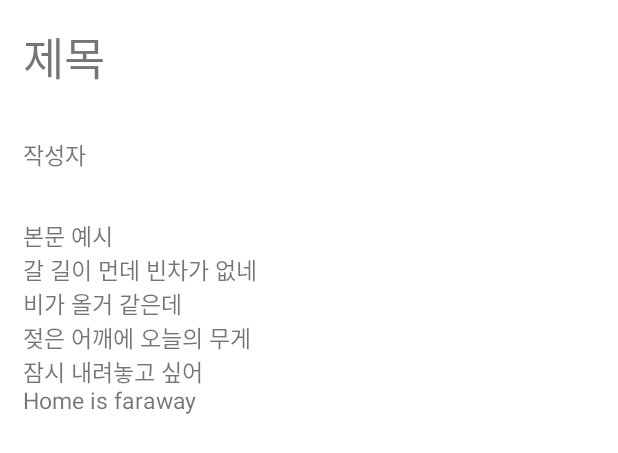
After one commit to NaudhizFehu/07_project_dev4, an Android app: the layout fragment_read.xml on its own in the app's theme, with its tools: preview values and no code run, on a phone screen of 412 x 824 dp. The commit adds this screen. Shown: the top 453 px of the screen. Run offline under Robolectric (Android 15) with nearby library versions, the phone set to English and light mode, and no system bars.

Commit message:
게시글읽기 기능 및 뷰 구현 AritcleRepository.java / ArticleService.java -> 코드 추가 ReadFragment.java / ReadViewModel.java / fragment_read.xml -> 생성하여 작성 ListViewModel.java / LoginFragment.java / ArticleVO.java -> 테스트 코드 추가 또는 코드 수정

```diff
--- a/client/app/src/main/java/com/dev04/client/repository/ArticleService.java
+++ b/client/app/src/main/java/com/dev04/client/repository/ArticleService.java
@@ -1,6 +1,7 @@
 package com.dev04.client.repository;
 
 
+import com.dev04.client.viewObject.ArticleVO;
 import com.dev04.client.viewObject.LoginInput;
 import com.dev04.client.viewObject.MemberVO;
 
@@ -13,8 +14,8 @@ public interface ArticleService {
 //    @GET("member")
 //    Call<List<Member>> getAllMembers();
 //
-//    @POST("member/login")
-//    Call<MemberVO> loginMember(@Body LoginInput loginInput);
+    @POST("readArticle")
+    Call<ArticleVO> readArticle(@Body ArticleVO articleVO);
 //
 //    @Multipart
 //    @POST("member/sign-up")
--- a/client/app/src/main/java/com/dev04/client/ui/list/ListViewModel.java
+++ b/client/app/src/main/java/com/dev04/client/ui/list/ListViewModel.java
@@ -10,7 +10,7 @@ import java.util.List;
 
 public class ListViewModel extends ViewModel {
 
-    private ArticleRepository repository;
+    private final ArticleRepository repository;
 
     private MutableLiveData<List<ArticleVO>> articleList;
 
--- a/client/app/src/main/java/com/dev04/client/ui/login/LoginFragment.java
+++ b/client/app/src/main/java/com/dev04/client/ui/login/LoginFragment.java
@@ -19,6 +19,7 @@ import com.dev04.client.R;
 import com.dev04.client.ViewModelFactory;
 import com.dev04.client.databinding.FragmentLoginBinding;
 import com.dev04.client.ui.join.JoinFragment;
+import com.dev04.client.ui.read.ReadFragment;
 import com.dev04.client.viewObject.LoginAccount;
 import com.dev04.client.viewObject.MemberVO;
 
@@ -77,8 +78,8 @@ public class LoginFragment extends Fragment {
                             Toast.makeText(requireActivity().getApplicationContext().getApplicationContext(), String.format("%s 회원님, 환영합니다.", memberVO.getName()), Toast.LENGTH_SHORT).show();
                         }
 
-                        // 멤버 목록 화면으로 전환
-//                        ((MainActivity) requireActivity()).navigateTo(new MemberListFragment(), false);
+                        // 로그인시 화면 전환
+                        ((MainActivity) requireActivity()).navigateTo(new ReadFragment(), false);
                     } else if (requireActivity() != null) {
                         Toast.makeText(requireActivity().getApplicationContext(), "회원가입을 해주세요.", Toast.LENGTH_SHORT).show();
                     }
--- /dev/null
+++ b/client/app/src/main/res/layout/fragment_read.xml
@@ -0,0 +1,51 @@
+<?xml version="1.0" encoding="utf-8"?>
+<layout xmlns:android="http://schemas.android.com/apk/res/android"
+    xmlns:tools="http://schemas.android.com/tools"
+    xmlns:app="http://schemas.android.com/apk/res-auto">
+
+    <data>
+        <variable
+            name="article"
+            type="com.dev04.client.viewObject.ArticleVO" />
+    </data>
+
+    <LinearLayout
+        android:layout_width="match_parent"
+        android:layout_height="match_parent"
+        android:orientation="vertical">
+
+        <TextView
+            android:layout_width="match_parent"
+            android:layout_height="wrap_content"
+            android:id="@+id/title"
+            android:padding="15dp"
+            android:text="@{article.title}"
+            tools:text="제목"
+            android:textSize="30dp" />
+
+        <TextView
+            android:layout_width="match_parent"
+            android:layout_height="wrap_content"
+            android:id="@+id/writerName"
+            android:padding="15dp"
+            android:text="@{article.writerName}"
+            tools:text="작성자"
+            android:textSize="15dp" />
+
+        <TextView
+            android:layout_width="match_parent"
+            android:layout_height="wrap_content"
+            android:id="@+id/content"
+            android:padding="15dp"
+            android:text="@{article.content}"
+            tools:text="본문 예시\n갈 길이 먼데 빈차가 없네\n비가 올거 같은데\n젖은 어깨에 오늘의 무게\n잠시 내려놓고 싶어\nHome is faraway"
+            android:textSize="15dp" />
+
+
+
+
+
+
+
+    </LinearLayout>
+</layout>
```
Also changed, not shown: client/app/src/main/java/com/dev04/client/repository/ArticleRepository.java (+4 -3 lines), client/app/src/main/java/com/dev04/client/ui/read/ReadFragment.java (added, +62 -0 lines), client/app/src/main/java/com/dev04/client/ui/read/ReadViewModel.java (added, +37 -0 lines), client/app/src/main/java/com/dev04/client/viewObject/ArticleVO.java (+4 -5 lines).
